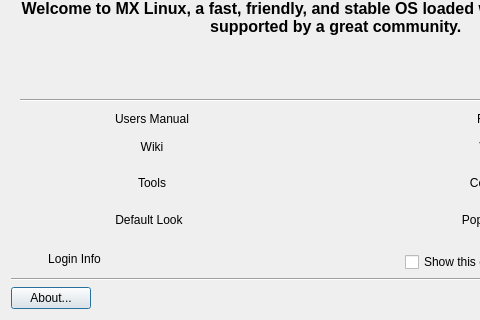
Before: the Qt Designer form mxwelcome.ui in bithostel-dev/mx-welcome, drawn with Qt 5; both pictures show x 0 to 480 and y 108 to 428 of the 676 by 428 pixel window.
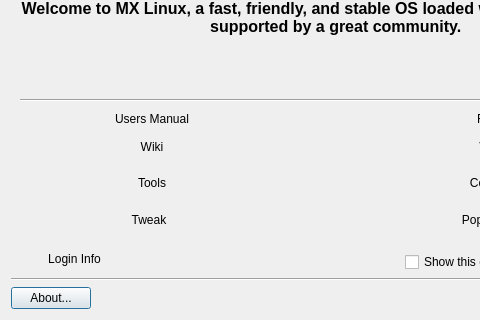
After: the same form once the commit is applied. Icons and pictures are not drawn. Custom widgets are drawn as their Qt base class.

What changed in the file:
```diff
--- a/mxwelcome.ui
+++ b/mxwelcome.ui
@@ -427,7 +427,7 @@
          </size>
         </property>
         <property name="text">
-         <string>Default Look</string>
+         <string>Tweak</string>
         </property>
         <property name="icon">
          <iconset resource="images.qrc">
```
Left out of the diff: 8 changed lines with no effect on the pictures.
